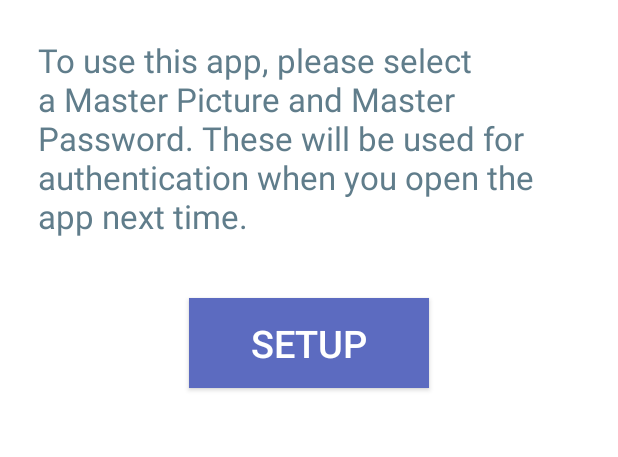
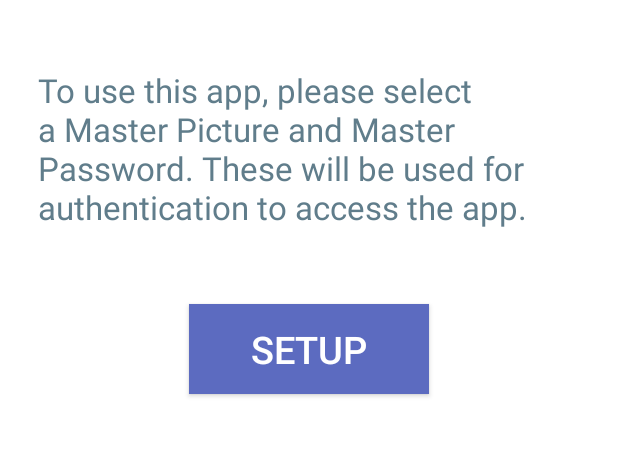
Before and after one commit to arudra/droidcrypt, an Android app: the screen it shows after launch (mainActivity), on a phone screen of 412 x 824 dp, the part 187-644 px from its top. Run offline under Robolectric (Android 15) with nearby library versions, the phone set to English and light mode, and no system bars.

```diff
--- a/DroidCrypt/app/src/main/res/layout/setup_fragment.xml
+++ b/DroidCrypt/app/src/main/res/layout/setup_fragment.xml
@@ -11,7 +11,7 @@
     <TextView
         android:layout_width="fill_parent"
         android:layout_height="wrap_content"
-        android:text="@string/init1"
+        android:text="@string/greeting"
         android:textColor="@color/blue_grey_500"
         android:textSize="32sp"
         android:gravity="center_vertical|center_horizontal"
@@ -24,12 +24,11 @@
     <TextView
         android:layout_width="fill_parent"
         android:layout_height="wrap_content"
-        android:text="@string/init3"
+        android:text="@string/init"
         android:textColor="@color/blue_grey_500"
         android:textSize="22sp"
         android:layout_gravity="center"
-
-        android:layout_marginTop="25dp"
+        android:layout_marginTop="45dp"
         android:layout_marginStart="13dp"
         android:layout_marginEnd="13dp"
         android:layout_marginLeft="25dp"
@@ -42,7 +41,7 @@
         android:layout_width="160sp"
         android:layout_height="60sp"
         android:layout_gravity="center"
-        android:layout_marginTop="40dp"
+        android:layout_marginTop="50dp"
         android:textSize="25sp"
         android:text="@string/setup"
     />
--- a/DroidCrypt/app/src/main/res/values/strings.xml
+++ b/DroidCrypt/app/src/main/res/values/strings.xml
@@ -22,19 +22,14 @@
     <string name="userpass">Your Password:</string>
     <string name="useraccount">Your Account Name:</string>
 
-    <string name="init1">
+    <string name="greeting">
         Welcome to Stegosaurus!
     </string>
-    <string name="init2">
-        This app is a new kind of password manager
-        which hides your accounts and passwords
-        inside pictures!
-    </string>
-    <string name="init3">
+    <string name="init">
         To use this app, please select a Master
         Picture and Master Password. These will be
-        used for authentication when you open the
-        app next time.
+        used for authentication to access the
+        app.
     </string>
 
     <string name="masterimage">Select Master Picture</string>
```
Also changed, not shown: DroidCrypt/app/src/main/java/com/droidcrypt/mainActivity.java (+28 -23 lines), DroidCrypt/app/src/main/res/layout/login_fragment.xml (+0 -16 lines).
